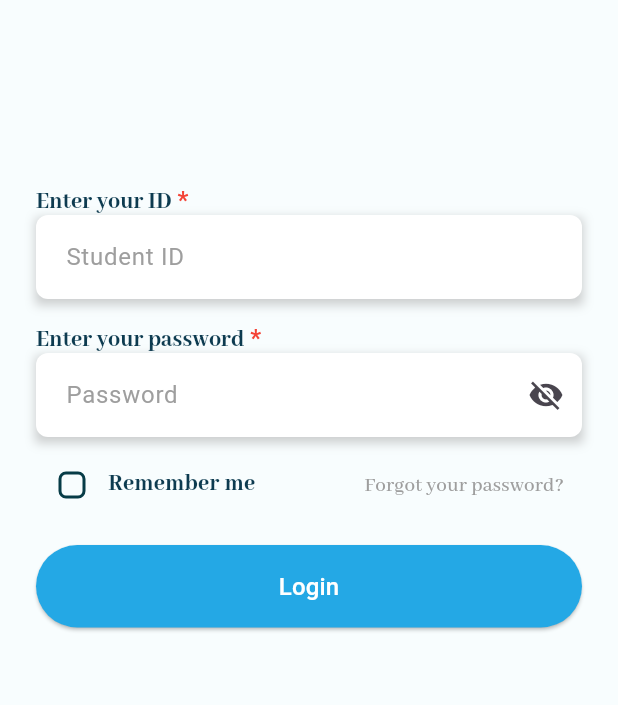
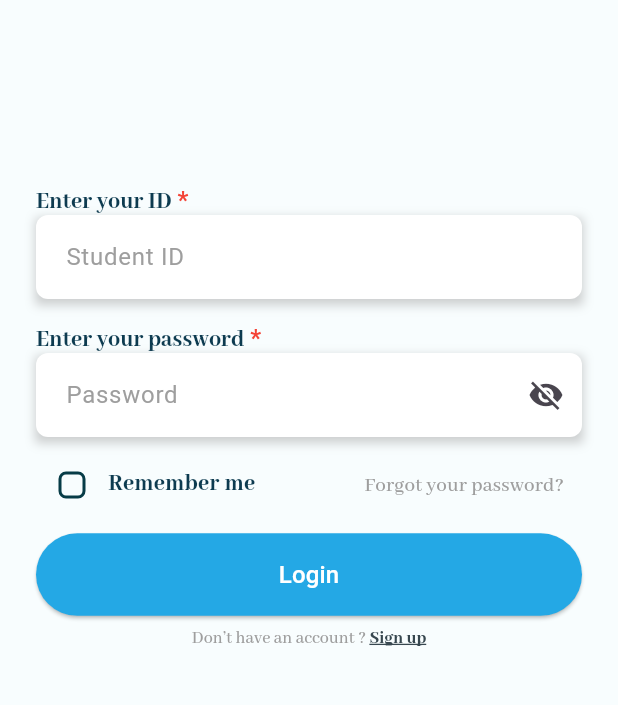
Before and after one commit to engbasel/CCE-Stu, a Flutter app: the screen it shows after launch, on a phone screen of 412 x 824 dp, the part 190-895 px from its top. Run offline on Flutter 3.47's test engine with Material 3 defaults, Android fonts, the phone set to English and light mode, and no system bars; our stand-ins replace firebase_core; accounts and stored records are empty.

Commit message:
"Updated login view layout: changed SizedBox height, added RichText with sign up link"

```diff
--- a/lib/Futures/Login/views/loginviwe.dart
+++ b/lib/Futures/Login/views/loginviwe.dart
@@ -188,7 +188,7 @@ class _LoginViewState extends State<LoginView> {
                   ),
                 ],
               ),
-              const SizedBox(height: 16),
+              SizedBox(height: height * 0.01),
               // Custom Login Button
               CustomButton(
                 buttonColor: ColorsManager.buttonColor,
@@ -196,6 +196,34 @@ class _LoginViewState extends State<LoginView> {
                 text: "Login",
                 onPressed: () {},
               ),
+              SizedBox(height: height * 0.01),
+              Center(
+                child: RichText(
+                  textAlign: TextAlign.center,
+                  text: TextSpan(
+                    text: "Don’t have an account ? ",
+                    style: TextStyle(
+                      fontFamily: Fontsmanger.AbhayaLibreMeduiem,
+                      color: Colors.grey[500],
+                      fontSize: 12,
+                    ),
+                    children: [
+                      TextSpan(
+                        text: "Sign up",
+                        style: TextStyle(
+                          fontFamily: Fontsmanger.AbhayaLibreMeduiem,
+
+                          fontSize: 12,
+                          color: Colors.blueGrey[
+                              800], // Adjust the color as per the image
+                          fontWeight: FontWeight.bold,
+                          decoration: TextDecoration.underline,
+                        ),
+                      ),
+                    ],
+                  ),
+                ),
+              )
             ],
           ),
         ),
```
